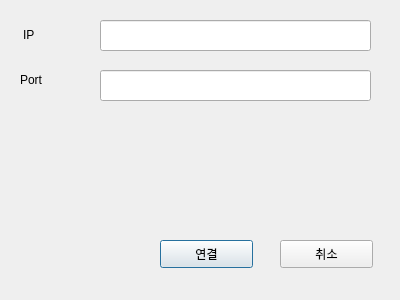
Before: the Qt Designer form mpDialog.ui in jujuwon/jumok, drawn with Qt 5.
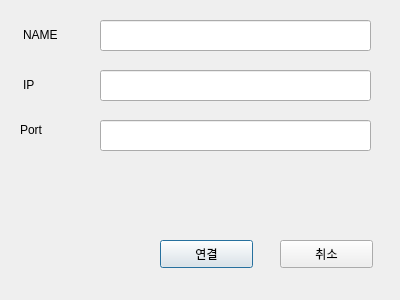
After: the same form once the commit is applied.

Commit message: feat: multiplay name

Diff of the .ui file:
```diff
--- a/mpDialog.ui
+++ b/mpDialog.ui
@@ -17,7 +17,7 @@
    <property name="geometry">
     <rect>
      <x>100</x>
-     <y>20</y>
+     <y>70</y>
      <width>271</width>
      <height>31</height>
     </rect>
@@ -27,7 +27,7 @@
    <property name="geometry">
     <rect>
      <x>100</x>
-     <y>70</y>
+     <y>120</y>
      <width>271</width>
      <height>31</height>
     </rect>
@@ -37,7 +37,7 @@
    <property name="geometry">
     <rect>
      <x>23</x>
-     <y>25</y>
+     <y>75</y>
      <width>61</width>
      <height>20</height>
     </rect>
@@ -50,7 +50,7 @@
    <property name="geometry">
     <rect>
      <x>20</x>
-     <y>70</y>
+     <y>120</y>
      <width>61</width>
      <height>20</height>
     </rect>
@@ -85,6 +85,29 @@
     <string>취소</string>
    </property>
   </widget>
+  <widget class="QLineEdit" name="editName">
+   <property name="geometry">
+    <rect>
+     <x>100</x>
+     <y>20</y>
+     <width>271</width>
+     <height>31</height>
+    </rect>
+   </property>
+  </widget>
+  <widget class="QLabel" name="label_3">
+   <property name="geometry">
+    <rect>
+     <x>23</x>
+     <y>25</y>
+     <width>61</width>
+     <height>20</height>
+    </rect>
+   </property>
+   <property name="text">
+    <string>NAME</string>
+   </property>
+  </widget>
  </widget>
  <resources/>
  <connections/>
```
